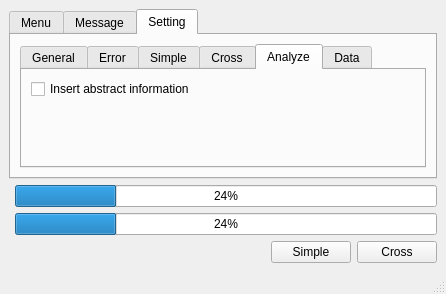
The window that src/lite/ui_mainwindow.ui (mugwort-rc/qsurveytools) describes before a commit, drawn with Qt 5.
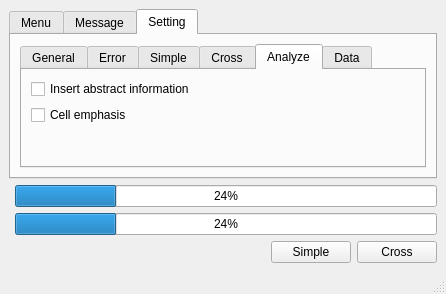
The same window after the commit. The open tabs and pages were chosen to show the change.

Commit message: Add cell emphasis.

Diff of the .ui file:
```diff
--- a/src/lite/ui_mainwindow.ui
+++ b/src/lite/ui_mainwindow.ui
@@ -7,7 +7,7 @@
     <x>0</x>
     <y>0</y>
     <width>446</width>
-    <height>284</height>
+    <height>286</height>
    </rect>
   </property>
   <property name="windowTitle">
@@ -280,6 +280,13 @@
               </property>
              </widget>
             </item>
+            <item row="1" column="0">
+             <widget class="QCheckBox" name="checkBoxCellEmphasis">
+              <property name="text">
+               <string>Cell emphasis</string>
+              </property>
+             </widget>
+            </item>
            </layout>
           </widget>
           <widget class="QWidget" name="tabData">
```
Left out of the diff: 14 changed lines with no effect on the pictures. The commit also changes 4 other files.
